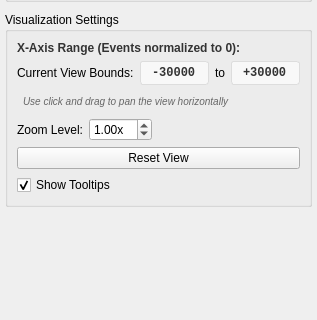
This is src/WhiskerToolbox/Analysis_Dashboard/Widgets/EventPlotWidget/EventPlotPropertiesWidget.ui in paulmthompson/WhiskerToolbox as Qt 5 draws it before an edit; both pictures show x 0 to 317 and y 280 to 600 of the 317 by 600 pixel window. The edited form follows.
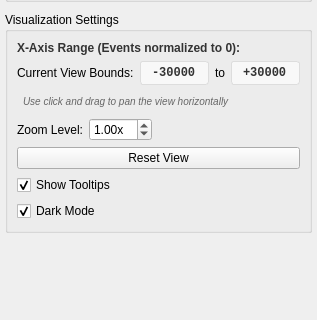
This is the edited form. Custom widgets are drawn as their Qt base class.

Commit message: remove line shader for even plot widget axis and use common line shader

```diff
--- a/src/WhiskerToolbox/Analysis_Dashboard/Widgets/EventPlotWidget/EventPlotPropertiesWidget.ui
+++ b/src/WhiskerToolbox/Analysis_Dashboard/Widgets/EventPlotWidget/EventPlotPropertiesWidget.ui
@@ -334,6 +334,16 @@
         </property>
        </widget>
       </item>
+      <item>
+       <widget class="QCheckBox" name="dark_mode_checkbox">
+        <property name="text">
+         <string>Dark Mode</string>
+        </property>
+        <property name="checked">
+         <bool>true</bool>
+        </property>
+       </widget>
+      </item>
      </layout>
     </widget>
    </item>
```
The commit also changes 4 other files.
